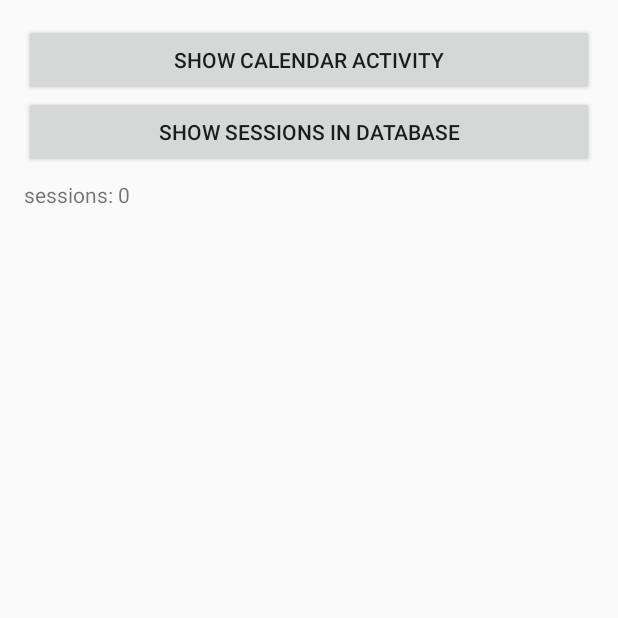
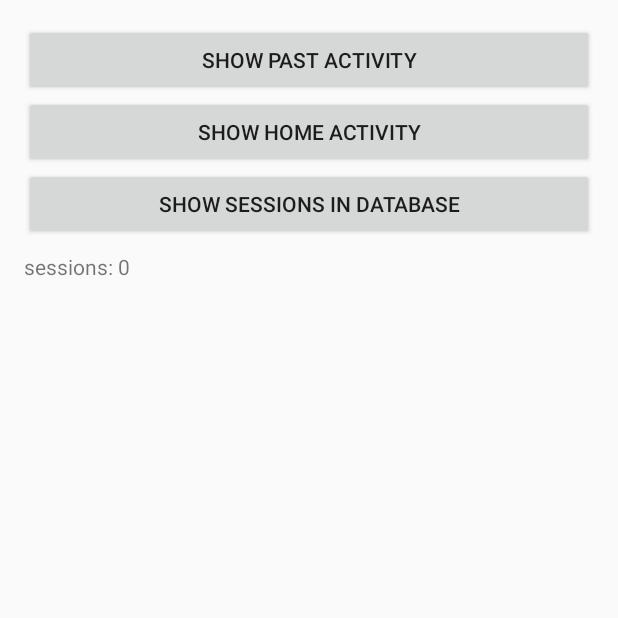
Before and after one commit to pluggedinn/Tracka, an Android app: the screen it shows after launch (MainActivity), after a tap on "SHOW SESSIONS IN DATABASE", on a phone screen of 412 x 824 dp, the top half of it. Run offline under Robolectric (Android 15) with nearby library versions, the phone set to English and light mode, and no system bars; 4 statements that could not run were skipped.

Commit message:
Reorganize the definitions and organization

```diff
--- a/src/main/java/com/example/rsons/tracka/AppActivity.java
+++ b/src/main/java/com/example/rsons/tracka/HomeActivity.java
@@ -3,7 +3,7 @@ package com.example.rsons.tracka;
 import android.support.v7.app.AppCompatActivity;
 import android.os.Bundle;
 
-public class AppActivity extends AppCompatActivity {
+public class HomeActivity extends AppCompatActivity {
 
     @Override
     protected void onCreate(Bundle savedInstanceState) {
--- a/src/main/java/com/example/rsons/tracka/MainActivity.java
+++ b/src/main/java/com/example/rsons/tracka/MainActivity.java
@@ -1,8 +1,6 @@
 package com.example.rsons.tracka;
 
 import android.app.AppOpsManager;
-import android.app.usage.UsageStats;
-import android.app.usage.UsageStatsManager;
 import android.content.Intent;
 import android.database.Cursor;
 import android.database.sqlite.SQLiteDatabase;
@@ -12,9 +10,9 @@ import android.os.Bundle;
 import android.view.View;
 import android.widget.TextView;
 
+import com.example.rsons.tracka.service.SessionService;
+
 import java.io.File;
-import java.util.List;
-import java.util.concurrent.TimeUnit;
 
 public class MainActivity extends AppCompatActivity {
 
@@ -25,45 +23,14 @@ public class MainActivity extends AppCompatActivity {
         super.onCreate(savedInstanceState);
         setContentView(R.layout.activity_main);
 
+        text1 = (TextView) findViewById(R.id.text);
+
+        // Starting service that tracks all the apps
         Intent intent = new Intent(this, SessionService.class);
         startService(intent);
-        text1 = (TextView) findViewById(R.id.text);
     }
 
-    @Override
-    protected void onActivityResult(int requestCode, int resultCode, Intent data) {
-        switch (requestCode){
-            case 2:
-                if (hasPermission()){
-                }else{
-                    requestPermission();
-                }
-                break;
-        }
-    }
-
-    public void checkProcesses(View v) {
-        if (!hasPermission()) {
-            requestPermission();
-        } else {
-            getStats();
-        }
-
-    }
-
-    private void requestPermission() {
-        startActivityForResult(new Intent(Settings.ACTION_USAGE_ACCESS_SETTINGS), 2);
-    }
-
-    private boolean hasPermission() {
-        AppOpsManager appOps = (AppOpsManager)
-                getSystemService(this.APP_OPS_SERVICE);
-        int mode = appOps.checkOpNoThrow(AppOpsManager.OPSTR_GET_USAGE_STATS,
-                android.os.Process.myUid(), getPackageName());
-        return mode == AppOpsManager.MODE_ALLOWED;
-    }
-
-    private void getStats() {
+    public void clickShowSessions(View v) {
 
         File dbFile = this.getDatabasePath("TrackaDB");
         SQLiteDatabase myDB = SQLiteDatabase.openDatabase(dbFile.getAbsolutePath(), null, MODE_PRIVATE);
@@ -83,8 +50,13 @@ public class MainActivity extends AppCompatActivity {
     }
 
 
-    public void startOtherActivity(View v) {
-        Intent intent = new Intent(this, DatePickerActivity.class);
+    public void clickPastActivity(View v) {
+        Intent intent = new Intent(this, PastActivity.class);
+        startActivity(intent);
+    }
+
+    public void clickHomeActivity(View v) {
+        Intent intent = new Intent(this, HomeActivity.class);
         startActivity(intent);
     }
 }
--- a/src/main/java/com/example/rsons/tracka/DatePickerActivity.java
+++ b/src/main/java/com/example/rsons/tracka/PastActivity.java
@@ -21,7 +21,7 @@ import java.util.Calendar;
 import java.util.Date;
 import java.util.List;
 
-public class DatePickerActivity extends AppCompatActivity {
+public class PastActivity extends AppCompatActivity {
 
     //TODO use MPAndroidChart to create a daily review. It's triggered by a notification that starts at the end of the day (once you go home)
 
--- a/src/main/java/com/example/rsons/tracka/MyReceiver.java
+++ b/src/main/java/com/example/rsons/tracka/service/MyReceiver.java
@@ -1,4 +1,4 @@
-package com.example.rsons.tracka;
+package com.example.rsons.tracka.service;
 
 import android.content.BroadcastReceiver;
 import android.content.Context;
--- a/src/main/java/com/example/rsons/tracka/SessionService.java
+++ b/src/main/java/com/example/rsons/tracka/service/SessionService.java
@@ -1,4 +1,4 @@
-package com.example.rsons.tracka;
+package com.example.rsons.tracka.service;
 
 import android.app.IntentService;
 import android.content.Context;
--- a/src/main/res/layout/activity_date_picker.xml
+++ b/src/main/res/layout/activity_date_picker.xml
@@ -4,7 +4,7 @@
     android:id="@+id/activity_date_picker"
     android:layout_width="match_parent"
     android:layout_height="match_parent"
-    tools:context="com.example.rsons.tracka.DatePickerActivity">
+    tools:context="com.example.rsons.tracka.PastActivity">
 
     <TextView
         android:id="@+id/btn_chooseday"
--- a/src/main/res/layout/activity_main.xml
+++ b/src/main/res/layout/activity_main.xml
@@ -11,29 +11,38 @@
     tools:context="com.example.rsons.tracka.MainActivity">
 
     <Button
-        android:text="SHOW CALENDAR ACTIVITY"
-        android:id="@+id/otherActivity"
+        android:id="@+id/pastActivityBtn"
+        android:text="show past activity"
         android:layout_width="wrap_content"
         android:layout_height="wrap_content"
-        android:onClick="startOtherActivity"
+        android:onClick="clickPastActivity"
         android:layout_alignParentEnd="true"
         android:layout_alignParentStart="true" />
 
     <Button
-        android:text="SHOW SESSIONS IN DATABASE"
+        android:id="@+id/homeActivityBtn"
+        android:text="show home activity"
+        android:layout_width="match_parent"
+        android:layout_height="wrap_content"
+        android:layout_below="@+id/pastActivityBtn"
+        android:onClick="clickHomeActivity"/>
+
+    <Button
+        android:id="@+id/sessionBtn"
+        android:text="show sessions in database"
         android:layout_width="wrap_content"
         android:layout_height="wrap_content"
-        android:id="@+id/button2"
-        android:onClick="checkProcesses"
-        android:layout_below="@+id/otherActivity"
+        android:onClick="clickShowSessions"
+        android:layout_below="@+id/homeActivityBtn"
         android:layout_alignParentStart="true"
         android:layout_alignParentEnd="true" />
+
     <ScrollView
         android:layout_width="match_parent"
         android:layout_height="wrap_content"
         android:scrollbars="none"
         android:overScrollMode="never"
-        android:layout_below="@id/button2">
+        android:layout_below="@id/sessionBtn">
         <TextView
             android:text="sample"
             android:layout_width="wrap_content"
```
Also changed, not shown: src/main/AndroidManifest.xml (+4 -4 lines), src/main/res/layout/activity_app.xml (+13 -11 lines), 1 other file.
